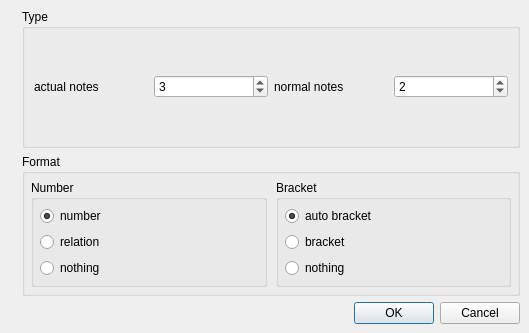
Old version of the form mscore/mscore/tupletdialog.ui in the repository musescore/musescore-old.
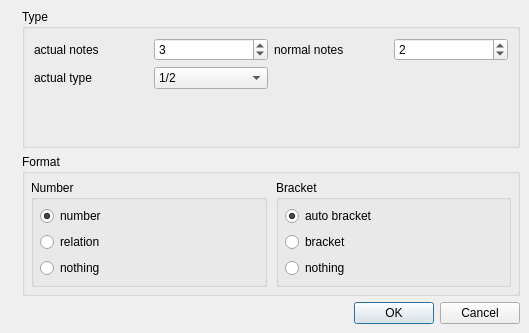
New version of the form. Icons and pictures are not drawn.

```diff
--- a/mscore/mscore/tupletdialog.ui
+++ b/mscore/mscore/tupletdialog.ui
@@ -12,8 +12,8 @@
   <property name="windowTitle" >
    <string>MuseScore: create tuplet</string>
   </property>
-  <layout class="QHBoxLayout" >
-   <property name="margin" >
+  <layout class="QGridLayout" name="gridLayout">
+   <property name="margin">
     <number>0</number>
    </property>
    <item>
@@ -32,65 +32,62 @@
      </property>
     </widget>
    </item>
-   <item>
-    <layout class="QGridLayout" >
-     <property name="margin" >
+   <item row="0" column="1">
+    <layout class="QGridLayout">
+     <property name="margin">
       <number>9</number>
      </property>
-     <item row="0" column="0" >
-      <widget class="QGroupBox" name="groupBox" >
-       <property name="title" >
+     <item row="0" column="0">
+      <widget class="QGroupBox" name="groupBox">
+       <property name="title">
         <string>Type</string>
        </property>
        <property name="flat" >
         <bool>true</bool>
        </property>
-       <layout class="QHBoxLayout" >
-        <property name="margin" >
-         <number>9</number>
-        </property>
-        <item>
-         <widget class="QLabel" name="label" >
-          <property name="text" >
+       <layout class="QGridLayout" name="gridLayout_2">
+        <item row="0" column="0">
+         <widget class="QLabel" name="label">
+          <property name="text">
            <string>actual notes</string>
           </property>
          </widget>
         </item>
-        <item>
-         <widget class="QSpinBox" name="actualNotes" >
-          <property name="sizePolicy" >
-           <sizepolicy vsizetype="Fixed" hsizetype="Preferred" >
-            <horstretch>0</horstretch>
-            <verstretch>0</verstretch>
-           </sizepolicy>
-          </property>
-          <property name="minimum" >
-           <number>2</number>
-          </property>
-          <property name="maximum" >
-           <number>9999</number>
-          </property>
-          <property name="value" >
-           <number>3</number>
-          </property>
-         </widget>
-        </item>
-        <item>
-         <widget class="QLabel" name="label_2" >
-          <property name="text" >
+        <item row="0" column="2">
+         <widget class="QLabel" name="label_2">
+          <property name="text">
            <string>normal notes</string>
           </property>
          </widget>
         </item>
-        <item>
-         <widget class="QSpinBox" name="normalNotes" >
-          <property name="sizePolicy" >
-           <sizepolicy vsizetype="Fixed" hsizetype="Preferred" >
+        <item row="0" column="1">
+         <widget class="QSpinBox" name="actualNotes">
+          <property name="sizePolicy">
+           <sizepolicy hsizetype="Preferred" vsizetype="Fixed">
             <horstretch>0</horstretch>
             <verstretch>0</verstretch>
            </sizepolicy>
           </property>
-          <property name="minimum" >
+          <property name="minimum">
+           <number>2</number>
+          </property>
+          <property name="maximum">
+           <number>9999</number>
+          </property>
+          <property name="value">
+           <number>3</number>
+          </property>
+         </widget>
+        </item>
+        <item row="0" column="3">
+         <widget class="QSpinBox" name="normalNotes">
+          <property name="sizePolicy">
+           <sizepolicy hsizetype="Preferred" vsizetype="Fixed">
+            <horstretch>0</horstretch>
+            <verstretch>0</verstretch>
+           </sizepolicy>
+          </property>
+          <property name="minimum">
            <number>1</number>
           </property>
           <property name="maximum" >
@@ -101,6 +98,60 @@
           </property>
          </widget>
         </item>
+        <item row="1" column="0">
+         <widget class="QLabel" name="label_4">
+          <property name="text">
+           <string>actual type</string>
+          </property>
+         </widget>
+        </item>
+        <item row="2" column="0">
+         <spacer name="verticalSpacer">
+          <property name="orientation">
+           <enum>Qt::Vertical</enum>
+          </property>
+          <property name="sizeHint" stdset="0">
+           <size>
+            <width>20</width>
+            <height>40</height>
+           </size>
+          </property>
+         </spacer>
+        </item>
+        <item row="1" column="1">
+         <widget class="QComboBox" name="actualType">
+          <item>
+           <property name="text">
+            <string extracomment="note duration">1/2</string>
+           </property>
+          </item>
+          <item>
+           <property name="text">
+            <string extracomment="note duration">1/4</string>
+           </property>
+          </item>
+          <item>
+           <property name="text">
+            <string extracomment="note duration">1/8</string>
+           </property>
+          </item>
+          <item>
+           <property name="text">
+            <string extracomment="note duration">1/16</string>
+           </property>
+          </item>
+          <item>
+           <property name="text">
+            <string extracomment="note duration">1/32</string>
+           </property>
+          </item>
+          <item>
+           <property name="text">
+            <string extracomment="note duration">1/64</string>
+           </property>
+          </item>
+         </widget>
+        </item>
        </layout>
       </widget>
      </item>
```
Left out of the diff: 109 changed lines with no effect on the pictures.
